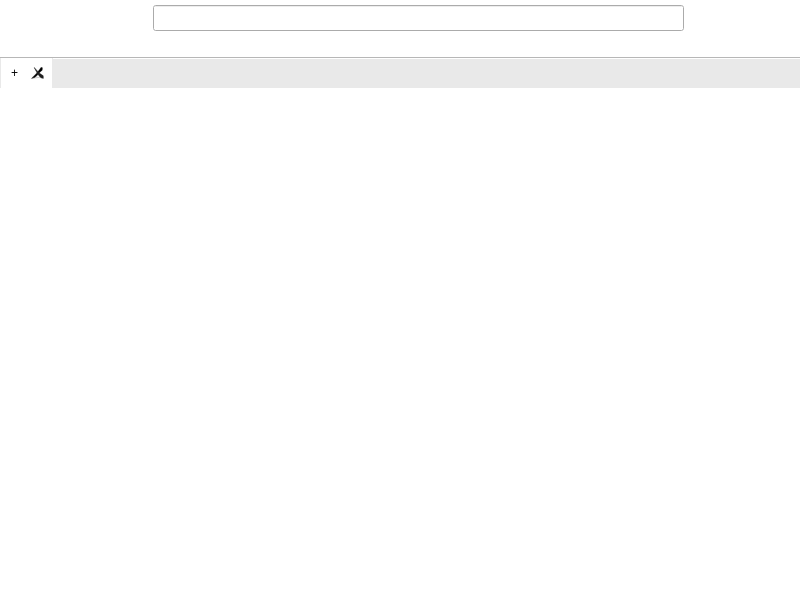
First picture: the form in ventana.ui, repository willynajberg/pyQtBrowser, before the edit.
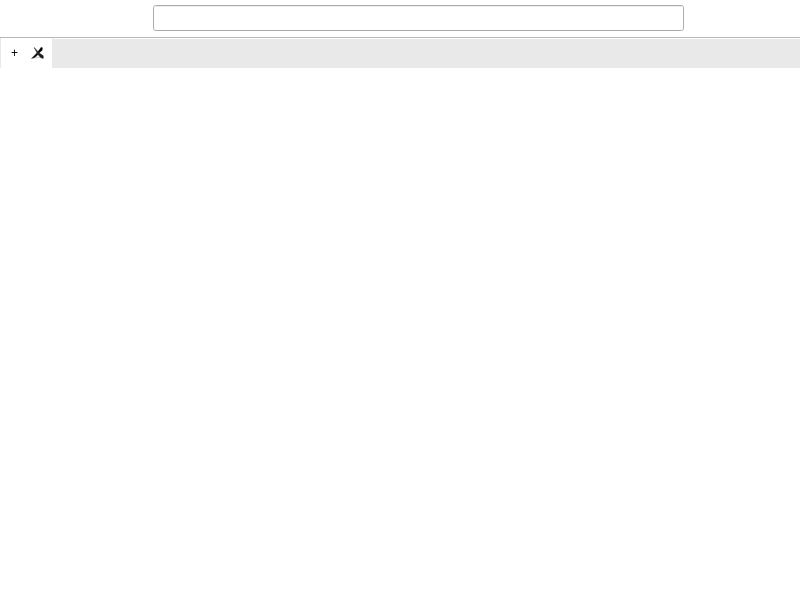
Second picture: the form after the edit. Icons and pictures are not drawn.

Commit message: 0.3.4 - Barra de marcadores cambiada por QToolBar, Dialog About

The edit to the form file:
```diff
--- a/ventana.ui
+++ b/ventana.ui
@@ -290,64 +290,6 @@
       </item>
      </layout>
     </item>
-    <item>
-     <widget class="QWidget" name="widgetMarcadores" native="true">
-      <property name="enabled">
-       <bool>true</bool>
-      </property>
-      <property name="sizePolicy">
-       <sizepolicy hsizetype="Expanding" vsizetype="Minimum">
-        <horstretch>0</horstretch>
-        <verstretch>0</verstretch>
-       </sizepolicy>
-      </property>
-      <property name="minimumSize">
-       <size>
-        <width>0</width>
-        <height>28</height>
-       </size>
-      </property>
-      <property name="maximumSize">
-       <size>
-        <width>16777215</width>
-        <height>28</height>
-       </size>
-      </property>
-      <property name="cursor">
-       <cursorShape>ArrowCursor</cursorShape>
-      </property>
-      <layout class="QHBoxLayout" name="layoutMarcadores">
-       <property name="sizeConstraint">
-        <enum>QLayout::SetMinimumSize</enum>
-       </property>
-       <property name="leftMargin">
-        <number>6</number>
-       </property>
-       <property name="topMargin">
-        <number>0</number>
-       </property>
-       <property name="rightMargin">
-        <number>6</number>
-       </property>
-       <property name="bottomMargin">
-        <number>0</number>
-       </property>
-       <item>
-        <spacer name="spacerMarcadores">
-         <property name="orientation">
-          <enum>Qt::Horizontal</enum>
-         </property>
-         <property name="sizeHint" stdset="0">
-          <size>
-           <width>40</width>
-           <height>20</height>
-          </size>
-         </property>
-        </spacer>
-       </item>
-      </layout>
-     </widget>
-    </item>
     <item>
      <widget class="QTabWidget" name="tabWidget">
       <property name="styleSheet">
```
The commit also changes 6 other files.
